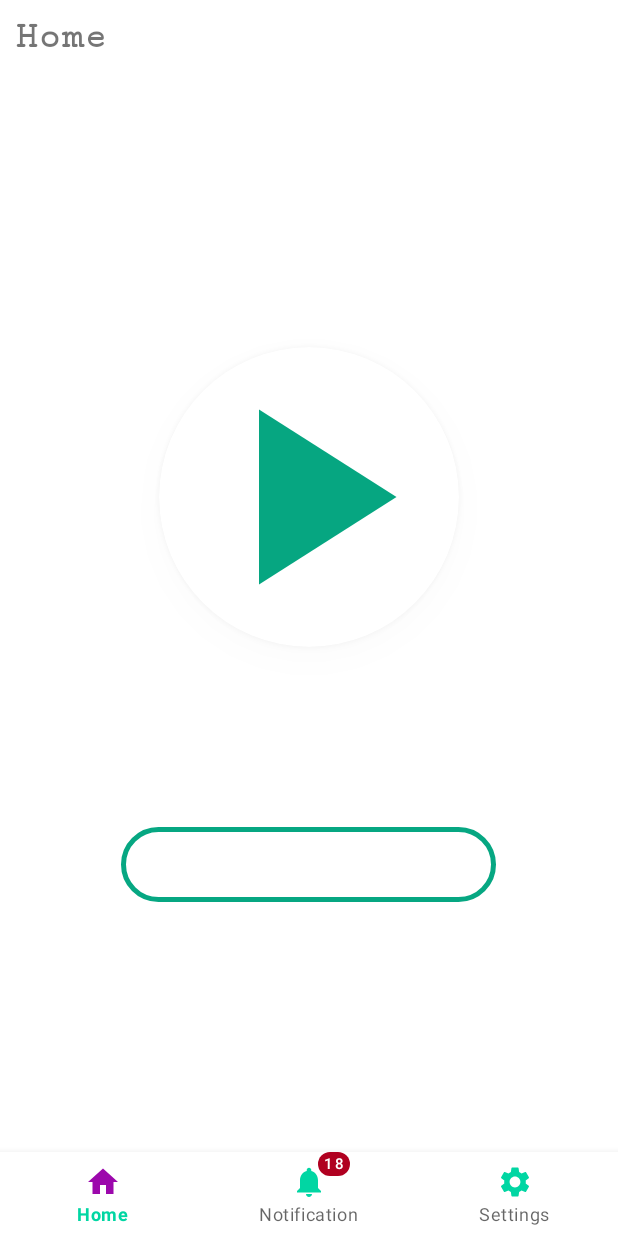
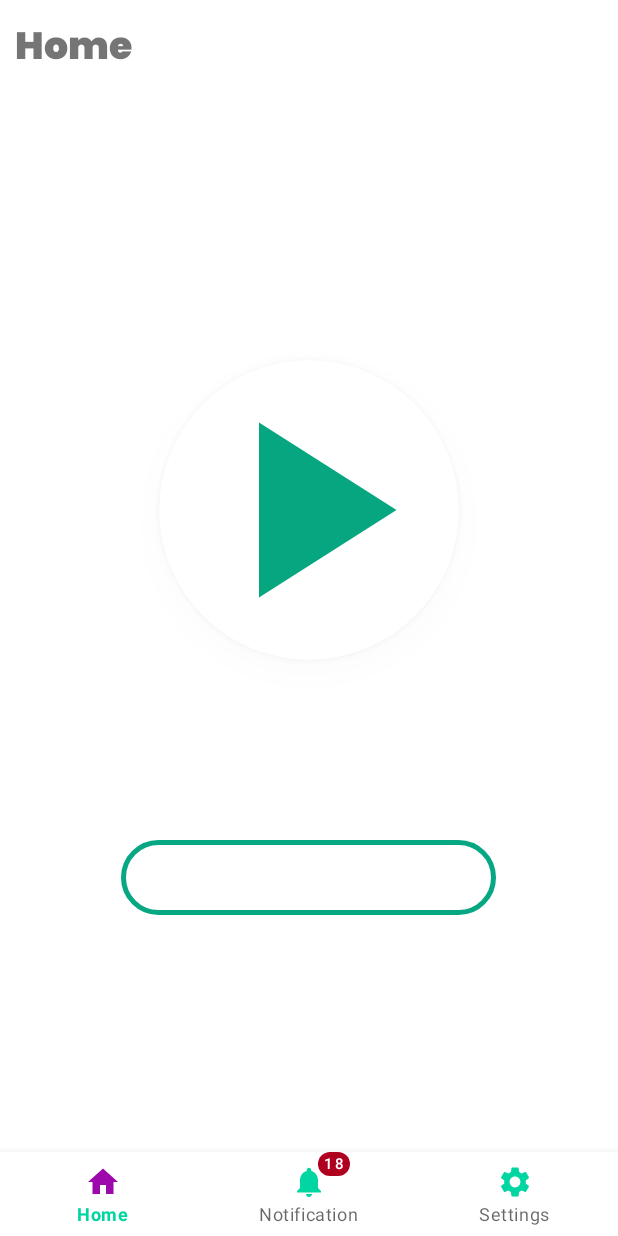
Before and after one commit to AgborSuccess/Pronounce, an Android app: the screen it shows after launch (MainActivity), on a phone screen of 412 x 824 dp. Run offline under Robolectric (Android 15) with nearby library versions, the phone set to English and light mode, and no system bars; our stand-ins replace navigation-ui; plain views replace BlastVisualizer.

```diff
--- a/app/src/main/res/layout/fragment_home.xml
+++ b/app/src/main/res/layout/fragment_home.xml
@@ -17,7 +17,7 @@
             android:layout_width="wrap_content"
             android:layout_height="wrap_content"
             android:text="Home"
-            android:fontFamily="serif-monospace"
+            android:fontFamily="@font/poppins_black"
             android:textSize="25sp"
             android:textStyle="bold"
             android:padding="10dp"/>
```
Also changed, not shown: app/src/main/res/font/poppins_black.ttf (added), app/src/main/res/font/poppins_black_italic.ttf (added), app/src/main/res/font/poppins_bold.ttf (added), app/src/main/res/font/poppins_bold_italic.ttf (added), app/src/main/res/font/poppins_extra_bold.ttf (added), app/src/main/res/font/poppins_extra_bold_italic.ttf (added), app/src/main/res/font/poppins_extra_light.ttf (added), app/src/main/res/font/poppins_extra_light_italic.ttf (added), app/src/main/res/font/poppins_italic.ttf (added), app/src/main/res/font/poppins_light.ttf (added), app/src/main/res/font/poppins_light_italic.ttf (added), app/src/main/res/font/poppins_medium.ttf (added), app/src/main/res/font/poppins_medium_italic.ttf (added), app/src/main/res/font/poppins_regular.ttf (added), 4 more files.
